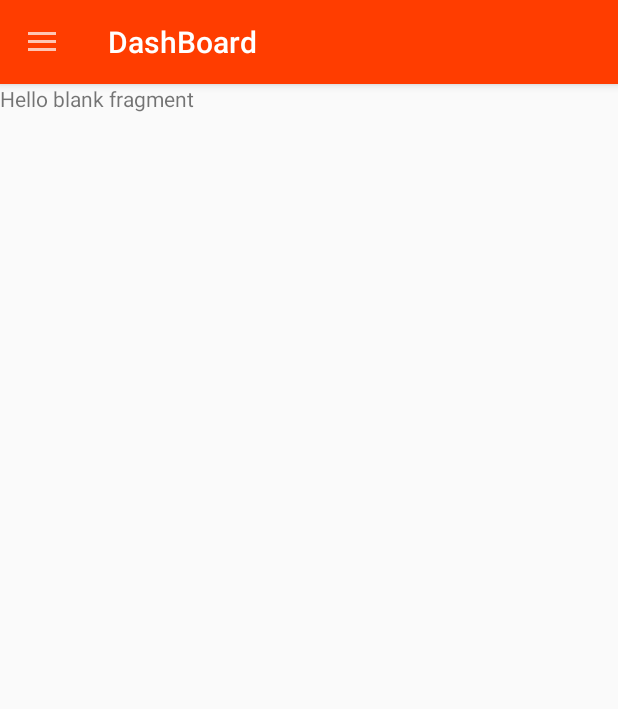
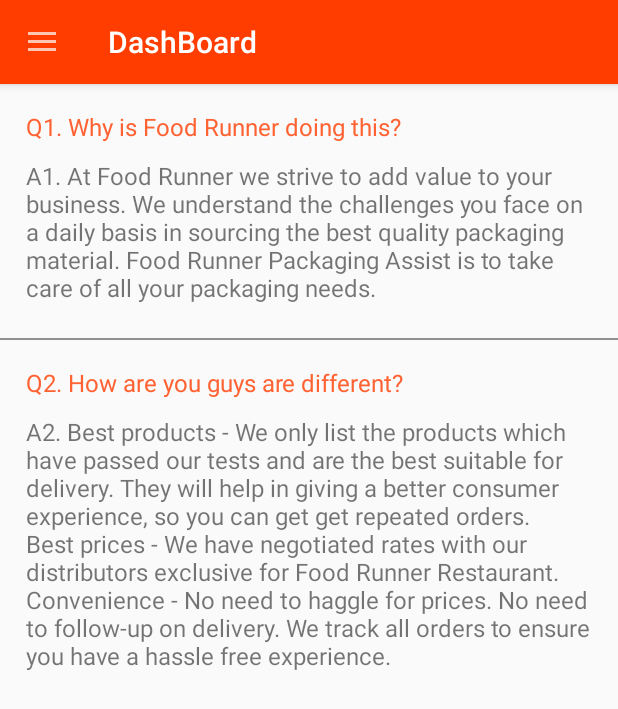
Before and after one commit to AlbinoB/RestaurantApp, an Android app: the fragment FaqsFragment placed in its activity, on a phone screen of 412 x 824 dp. Shown: the top 709 px of the screen. Run offline under Robolectric (Android 15) with nearby library versions, the phone set to English and light mode, and no system bars; our stand-ins replace Room's generated code, Volley; network calls fail.

```diff
--- a/app/src/main/java/com/albino/restaurantapp/activity/OrderHistoryActivity.kt
+++ b/app/src/main/java/com/albino/restaurantapp/activity/OrderHistoryActivity.kt
@@ -82,7 +82,7 @@ class OrderHistoryActivity : AppCompatActivity() {
                                         restaurantItemJsonObject.getString("order_id"),
                                         restaurantItemJsonObject.getString("restaurant_name"),
                                         restaurantItemJsonObject.getString("total_cost"),
-                                        restaurantItemJsonObject.getString("order_placed_at").substring(0,7))// only date is extracted
+                                        restaurantItemJsonObject.getString("order_placed_at").substring(0,10))// only date is extracted
 
 
 
--- a/app/src/main/java/com/albino/restaurantapp/adapter/OrderHistoryAdapter.kt
+++ b/app/src/main/java/com/albino/restaurantapp/adapter/OrderHistoryAdapter.kt
@@ -52,7 +52,10 @@ class OrderHistoryAdapter(val context: Context, val orderedRestaurantList:ArrayL
 
 
         holder.textViewResturantName.text = restaurantObject.restaurantName
-        holder.textViewDate.text =  restaurantObject.orderPlacedAt
+        var formatDate=restaurantObject.orderPlacedAt
+        formatDate=formatDate.replace("-","/")//21-02-20 to 21/02/20
+        formatDate=formatDate.substring(0,6)+"20"+formatDate.substring(6,8)//21/02/20 to 21/02/2020
+        holder.textViewDate.text =  formatDate
 
 
         var layoutManager = LinearLayoutManager(context)
--- a/app/src/main/java/com/albino/restaurantapp/fragment/ForgotPasswordInputFragment.kt
+++ b/app/src/main/java/com/albino/restaurantapp/fragment/ForgotPasswordInputFragment.kt
@@ -3,7 +3,6 @@ package com.albino.restaurantapp.fragment
 import android.app.Activity
 import android.content.Context
 import android.content.Intent
-import android.os.AsyncTask
 import android.os.Bundle
 import android.provider.Settings
 import androidx.fragment.app.Fragment
@@ -37,7 +36,7 @@ class ForgotPasswordInputFragment(val contextParam: Context) : Fragment() {
     ): View? {
         // Inflate the layout for this fragment
 
-        val view=inflater.inflate(R.layout.fragment_forg, container, false)
+        val view=inflater.inflate(R.layout.fragment_forgot_password_input_num_email, container, false)
 
         editTextMobileNumber=view.findViewById(R.id.editTextMobileNumber)
         editTextEmail=view.findViewById(R.id.editTextEmail)
--- a/app/src/main/res/layout/fragment_faqs.xml
+++ b/app/src/main/res/layout/fragment_faqs.xml
@@ -1,14 +1,84 @@
-<?xml version="1.0" encoding="utf-8"?>
-<FrameLayout xmlns:android="http://schemas.android.com/apk/res/android"
+<LinearLayout xmlns:android="http://schemas.android.com/apk/res/android"
     xmlns:tools="http://schemas.android.com/tools"
     android:layout_width="match_parent"
-    android:layout_height="match_parent"
+    android:layout_height="wrap_content"
+    android:orientation="vertical"
     tools:context=".fragment.FaqsFragment">
 
-    <!-- TODO: Update blank fragment layout -->
-    <TextView
+
+    <LinearLayout
         android:layout_width="match_parent"
-        android:layout_height="match_parent"
-        android:text="@string/hello_blank_fragment" />
+        android:layout_height="wrap_content"
+        android:orientation="vertical">
 
-</FrameLayout>
+        <LinearLayout
+            android:layout_width="match_parent"
+            android:layout_height="wrap_content"
+            android:layout_margin="12dip"
+            android:background="#00000000"
+            android:orientation="vertical"
+            android:weightSum="1">
+
+            <TextView
+                android:id="@+id/textViewFAQ1"
+                android:layout_width="match_parent"
+                android:layout_height="wrap_content"
+                android:layout_centerInParent="true"
+                android:padding="5dp"
+                android:text="@string/question1"
+                android:textColor="@color/colorAccent"
+                android:textSize="16sp" />
+
+
+            <TextView
+                android:id="@+id/textViewFAQA2"
+                android:layout_width="match_parent"
+                android:layout_height="wrap_content"
+                android:layout_centerInParent="true"
+                android:padding="5dp"
+                android:text="@string/answer1"
+                android:textSize="16sp" />
+
+
+        </LinearLayout>
+
+        <TextView
+            android:layout_width="match_parent"
+            android:layout_height="1dp"
+            android:layout_marginTop="5dp"
+            android:background="#909090"
+            />
+
+        <LinearLayout
+            android:layout_width="match_parent"
+            android:layout_height="wrap_content"
+            android:layout_margin="12dip"
+            android:background="#00000000"
+            android:orientation="vertical"
+            android:weightSum="1">
+
+            <TextView
+                android:id="@+id/textViewFAQ2"
+                android:layout_width="match_parent"
+                android:layout_height="wrap_content"
+                android:layout_centerInParent="true"
+                android:padding="5dp"
+                android:text="@string/question2"
+                android:textColor="@color/colorAccent"
+                android:textSize="16sp" />
+
+
+            <TextView
+                android:id="@+id/textViewFAQA1"
+                android:layout_width="match_parent"
+                android:layout_height="wrap_content"
+                android:layout_centerInParent="true"
+                android:padding="5dp"
+                android:text="@string/answer2"
+                android:textSize="16sp" />
+
+
+        </LinearLayout>
+
+    </LinearLayout>
+</LinearLayout>
--- a/app/src/main/res/values/strings.xml
+++ b/app/src/main/res/values/strings.xml
@@ -16,6 +16,10 @@
 
     <string name="shared_preferences">RestaurantPreference</string>
     <string name="your_previous_orders_are_listed_below">Your previous orders are listed below:</string>
+    <string name="question1">Q1. Why is Food Runner doing this?</string>
+    <string name="answer1">A1. At Food Runner we strive to add value to your business. We understand the challenges you face on a daily basis in sourcing the best quality packaging material. Food Runner Packaging Assist is to take care of all your packaging needs.</string>
+    <string name="question2">Q2. How are you guys are different?</string>
+    <string name="answer2">A2. Best products - We only list the products which have passed our tests and are the best suitable for delivery. They will help in giving a better consumer experience, so you can get get repeated orders. Best prices - We have negotiated rates with our distributors exclusive for Food Runner Restaurant. Convenience - No need to haggle for prices. No need to follow-up on delivery. We track all orders to ensure you have a hassle free experience.</string>
 
 
 </resources>
```
Also changed, not shown: app/src/main/java/com/albino/restaurantapp/FAQFragment.kt (deleted, +0 -59 lines), app/src/main/res/layout/fragment_f_a_q.xml (deleted, +0 -90 lines), app/src/main/res/layout/order_history_recycler_view_single_row.xml (+6 -4 lines), app/src/main/res/layout/fragment_forgot_password_input_num_email.xml (renamed from app/src/main/res/layout/fragment_forg.xml).
